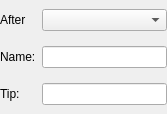
The window that plan/kptviewlisteditcategory.ui (KDE/calligra) describes before a commit, drawn with Qt 5.
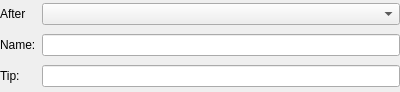
The same window after the commit. Custom widgets are drawn as their Qt base class.

Commit message:
View selector dialogs: fix various problems
Do not throw away changes to catogory tooltip
Enable user to create new category when configuring view
Do not remove view when the last view in a category is modified
Add missing "Report" to view list in insert dialog
Remember expanded state when modifing categories
Give dialogs reasonable initial size

Patch:
```diff
--- a/plan/kptviewlisteditcategory.ui
+++ b/plan/kptviewlisteditcategory.ui
@@ -1,18 +1,21 @@
 <ui version="4.0" >
  <class>KPlato::EditCategoryPanel</class>
- <widget class="QWidget" name="KPlato::EditCategoryPanel" >
-  <property name="geometry" >
+ <widget class="QWidget" name="KPlato::EditCategoryPanel">
+  <property name="geometry">
    <rect>
     <x>0</x>
     <y>0</y>
-    <width>167</width>
-    <height>114</height>
+    <width>400</width>
+    <height>92</height>
    </rect>
   </property>
-  <layout class="QGridLayout" >
-   <item row="1" column="0" >
-    <widget class="QLabel" name="label" >
-     <property name="text" >
+  <layout class="QGridLayout">
+   <property name="margin">
+    <number>0</number>
+   </property>
+   <item row="1" column="0">
+    <widget class="QLabel" name="label">
+     <property name="text">
       <string>After</string>
      </property>
      <property name="buddy" >
@@ -58,7 +61,7 @@
    </item>
   </layout>
  </widget>
- <layoutdefault spacing="6" margin="0" />
+ <layoutdefault spacing="6" margin="0"/>
  <customwidgets>
   <customwidget>
    <class>KComboBox</class>
```
Left out of the diff: 37 changed lines with no effect on the pictures. The commit also changes 4 other files.
